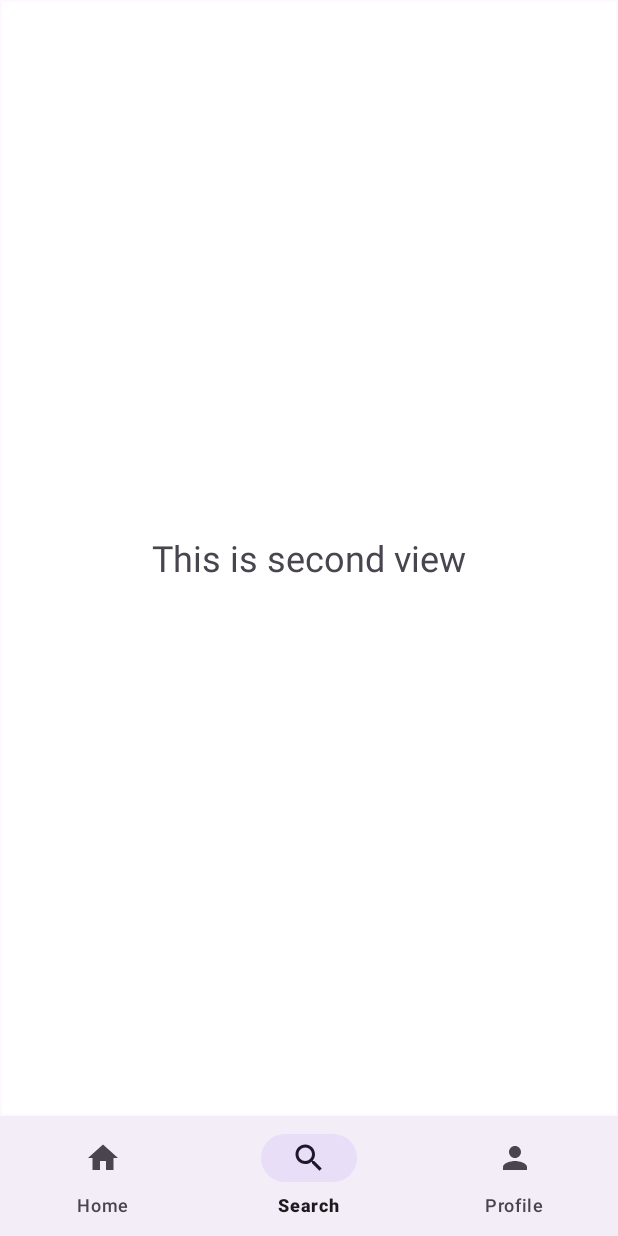
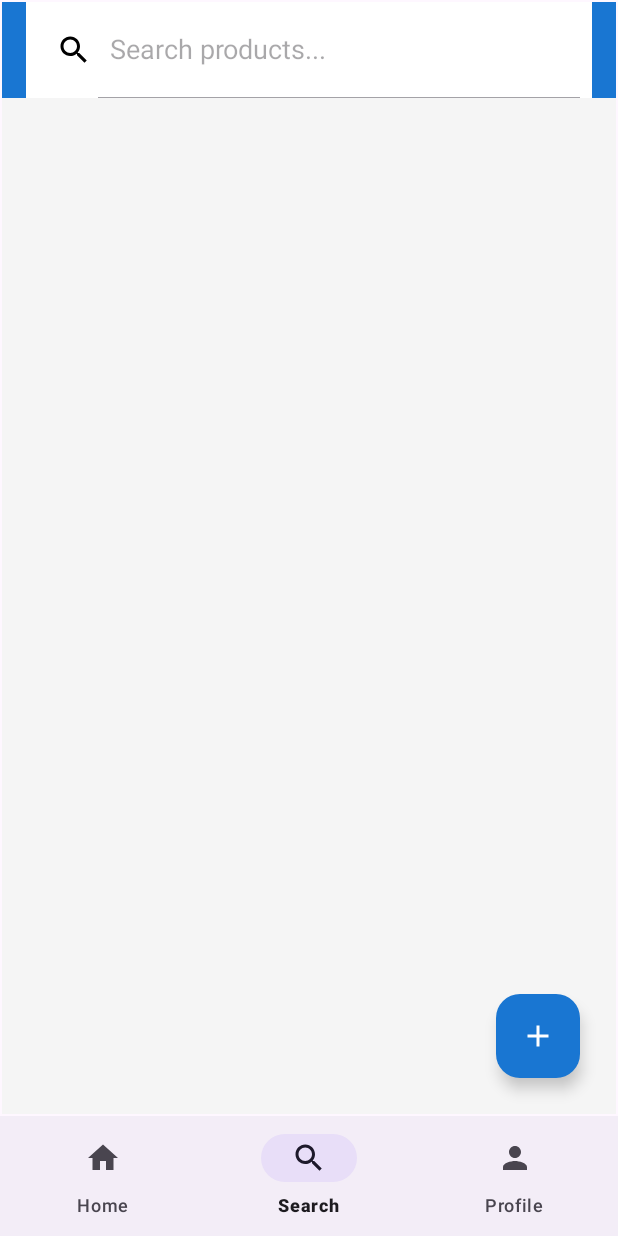
Before and after one commit to SarjakNEPAL/Aausadhi, an Android app: the FirstFragment screen opened directly, with no data from a screen before it, item 2 of the bottom bar chosen, on a phone screen of 412 x 824 dp. Run offline under Robolectric (Android 15) with nearby library versions, the phone set to English and light mode, and no system bars; our stand-ins replace Firebase (no records; nobody signed in at launch, a user with empty details on screens opened directly).

Commit message:
created search product fragment

```diff
--- a/app/src/main/java/com/example/aausadhi/repository/ProductRepository.kt
+++ b/app/src/main/java/com/example/aausadhi/repository/ProductRepository.kt
@@ -3,9 +3,10 @@ package com.example.aausadhi.repository
 import com.example.aausadhi.model.ProductModel
 
 interface ProductRepository {
-    fun addProduct(product: ProductModel, callback:(Boolean, String)->Unit)
-    fun updateProduct(id:String,data:MutableMap<String,Any>,callback: (Boolean, String) -> Unit)
-    fun deleteProduct(id:String,callback: (Boolean, String) -> Unit)
-    fun getProductById(id:String,callback: (ProductModel?, Boolean, String) -> Unit)
+    fun addProduct(product: ProductModel, callback: (Boolean, String) -> Unit)
+    fun updateProduct(id: String, data: MutableMap<String, Any>, callback: (Boolean, String) -> Unit)
+    fun deleteProduct(id: String, callback: (Boolean, String) -> Unit)
+    fun getProductById(id: String, callback: (ProductModel?, Boolean, String) -> Unit)
     fun getAllProducts(callback: (List<ProductModel>?, Boolean, String) -> Unit)
+    fun searchProducts(query: String, callback: (List<ProductModel>?, Boolean, String) -> Unit)
 }
--- a/app/src/main/java/com/example/aausadhi/ui/fragment/SecondFragment.kt
+++ b/app/src/main/java/com/example/aausadhi/ui/fragment/SecondFragment.kt
@@ -1,60 +1,71 @@
 package com.example.aausadhi.ui.fragment
 
 import android.os.Bundle
-import androidx.fragment.app.Fragment
+import android.text.Editable
+import android.text.TextWatcher
 import android.view.LayoutInflater
 import android.view.View
 import android.view.ViewGroup
-import com.example.aausadhi.R
+import androidx.core.view.ViewCompat
+import androidx.core.view.WindowInsetsCompat
+import androidx.fragment.app.Fragment
+import androidx.lifecycle.ViewModelProvider
+import androidx.recyclerview.widget.LinearLayoutManager
+import com.example.aausadhi.adapter.ProductAdapter
+import com.example.aausadhi.databinding.FragmentSecondBinding
+import com.example.aausadhi.repository.ProductRepositoryImpl
+import com.example.aausadhi.viewmodel.ProductViewModel
 
-// TODO: Rename parameter arguments, choose names that match
-// the fragment initialization parameters, e.g. ARG_ITEM_NUMBER
-private const val ARG_PARAM1 = "param1"
-private const val ARG_PARAM2 = "param2"
-
-/**
- * A simple [Fragment] subclass.
- * Use the [SecondFragment.newInstance] factory method to
- * create an instance of this fragment.
- */
 class SecondFragment : Fragment() {
-    // TODO: Rename and change types of parameters
-    private var param1: String? = null
-    private var param2: String? = null
-
-    override fun onCreate(savedInstanceState: Bundle?) {
-        super.onCreate(savedInstanceState)
-        arguments?.let {
-            param1 = it.getString(ARG_PARAM1)
-            param2 = it.getString(ARG_PARAM2)
-        }
-    }
+    private lateinit var binding: FragmentSecondBinding
+    private lateinit var productViewModel: ProductViewModel
+    private lateinit var adapter: ProductAdapter
 
     override fun onCreateView(
         inflater: LayoutInflater, container: ViewGroup?,
         savedInstanceState: Bundle?
-    ): View? {
-        // Inflate the layout for this fragment
-        return inflater.inflate(R.layout.fragment_second, container, false)
+    ): View {
+        binding = FragmentSecondBinding.inflate(inflater, container, false)
+        return binding.root
     }
 
-    companion object {
-        /**
-         * Use this factory method to create a new instance of
-         * this fragment using the provided parameters.
-         *
-         * @param param1 Parameter 1.
-         * @param param2 Parameter 2.
-         * @return A new instance of fragment SecondFragment.
-         */
-        // TODO: Rename and change types and number of parameters
-        @JvmStatic
-        fun newInstance(param1: String, param2: String) =
-            SecondFragment().apply {
-                arguments = Bundle().apply {
-                    putString(ARG_PARAM1, param1)
-                    putString(ARG_PARAM2, param2)
-                }
+    override fun onViewCreated(view: View, savedInstanceState: Bundle?) {
+        super.onViewCreated(view, savedInstanceState)
+
+        adapter = ProductAdapter(requireContext(), ArrayList())
+        binding.recyclerView.adapter = adapter
+        binding.recyclerView.layoutManager = LinearLayoutManager(requireContext())
+
+        val repo = ProductRepositoryImpl()
+        productViewModel = ProductViewModel(repo)
+        productViewModel.getAllProduct()
+
+        productViewModel.allProducts.observe(viewLifecycleOwner) { products ->
+            products?.let {
+                adapter.updateData(it)
             }
+        }
+
+        productViewModel.loadingState.observe(viewLifecycleOwner) { isLoading ->
+            binding.progressBar.visibility = if (isLoading) View.VISIBLE else View.GONE
+        }
+
+        binding.searchView.setOnQueryTextListener(object : androidx.appcompat.widget.SearchView.OnQueryTextListener {
+            override fun onQueryTextSubmit(query: String?): Boolean {
+                return false
+            }
+
+            override fun onQueryTextChange(newText: String?): Boolean {
+                val query = newText ?: ""
+                productViewModel.searchProducts(query)
+                return true
+            }
+        })
+
+        ViewCompat.setOnApplyWindowInsetsListener(binding.root) { v, insets ->
+            val systemBars = insets.getInsets(WindowInsetsCompat.Type.systemBars())
+            v.setPadding(systemBars.left, systemBars.top, systemBars.right, systemBars.bottom)
+            insets
+        }
     }
 }
--- a/app/src/main/java/com/example/aausadhi/viewmodel/ProductViewModel.kt
+++ b/app/src/main/java/com/example/aausadhi/viewmodel/ProductViewModel.kt
@@ -1,46 +1,58 @@
 package com.example.aausadhi.viewmodel
 
 import androidx.lifecycle.MutableLiveData
+import androidx.lifecycle.ViewModel
 import com.example.aausadhi.model.ProductModel
 import com.example.aausadhi.repository.ProductRepository
 
-class ProductViewModel (val repo: ProductRepository){
+class ProductViewModel(private val repo: ProductRepository) : ViewModel() {
 
-    fun addProduct(product: ProductModel, callback:(Boolean, String)->Unit){
-        repo.addProduct(product,callback)
-    }
-    fun updateProduct(id:String,data:MutableMap<String,Any>,callback: (Boolean, String) -> Unit){
-        repo.updateProduct(id,data,callback)
-    }
-    fun deleteProduct(id:String,callback: (Boolean, String) -> Unit){
-        repo.deleteProduct(id,callback)
-    }
-    var _products = MutableLiveData<ProductModel?>()
-    var products = MutableLiveData<ProductModel?>()
+    private val _products = MutableLiveData<ProductModel?>()
+    val products: MutableLiveData<ProductModel?>
         get() = _products
 
-    var _allProducts = MutableLiveData<List<ProductModel>?>()
-    var allProducts = MutableLiveData<List<ProductModel>?>()
+    private val _allProducts = MutableLiveData<List<ProductModel>?>()
+    val allProducts: MutableLiveData<List<ProductModel>?>
         get() = _allProducts
 
+    private val _loadingState = MutableLiveData<Boolean>()
+    val loadingState: MutableLiveData<Boolean>
+        get() = _loadingState
 
-    fun getProductById(productId:String){
-        repo.getProductById(productId){
-                product,success,message->
-            if(success){
+    fun addProduct(product: ProductModel, callback: (Boolean, String) -> Unit) {
+        repo.addProduct(product, callback)
+    }
+
+    fun updateProduct(id: String, data: MutableMap<String, Any>, callback: (Boolean, String) -> Unit) {
+        repo.updateProduct(id, data, callback)
+    }
+
+    fun deleteProduct(id: String, callback: (Boolean, String) -> Unit) {
+        repo.deleteProduct(id, callback)
+    }
+
+    fun getProductById(productId: String) {
+        repo.getProductById(productId) { product, success, _ ->
+            if (success) {
                 _products.value = product
             }
         }
     }
 
-    var _loadingState= MutableLiveData<Boolean>() /// make variable for particular variable
-    var loadingState= MutableLiveData<Boolean>()
-        get()=_loadingState
-    fun getAllProduct(){
+    fun getAllProduct() {
         _loadingState.value = true
-        repo.getAllProducts(){
-                products, success, message ->
-            if(success){
+        repo.getAllProducts { products, success, _ ->
+            if (success) {
+                _allProducts.value = products
+                _loadingState.value = false
+            }
+        }
+    }
+
+    fun searchProducts(query: String) {
+        _loadingState.value = true
+        repo.searchProducts(query) { products, success, _ ->
+            if (success) {
                 _allProducts.value = products
                 _loadingState.value = false
             }
--- a/app/src/main/res/layout/fragment_second.xml
+++ b/app/src/main/res/layout/fragment_second.xml
@@ -1,20 +1,87 @@
 <?xml version="1.0" encoding="utf-8"?>
-<LinearLayout xmlns:android="http://schemas.android.com/apk/res/android"
+<androidx.constraintlayout.widget.ConstraintLayout xmlns:android="http://schemas.android.com/apk/res/android"
+    xmlns:app="http://schemas.android.com/apk/res-auto"
     xmlns:tools="http://schemas.android.com/tools"
+    android:id="@+id/main"
     android:layout_width="match_parent"
     android:layout_height="match_parent"
-    tools:context=".ui.fragment.FirstFragment"
-    android:orientation="vertical"
-    android:gravity="center"
-    android:background="@color/white"
-    >
-    <TextView
+    android:background="@color/background_color"
+    tools:context=".ui.fragment.SecondFragment">
+
+    <com.google.android.material.appbar.MaterialToolbar
+        android:id="@+id/toolbar"
+        android:layout_width="match_parent"
+        android:layout_height="?attr/actionBarSize"
+        android:background="@color/colorPrimary"
+        android:elevation="4dp"
+        app:layout_constraintTop_toTopOf="parent">
+
+        <androidx.appcompat.widget.SearchView
+            android:id="@+id/searchView"
+            android:layout_width="match_parent"
+            android:layout_height="match_parent"
+            android:layout_marginEnd="16dp"
+            android:background="@android:color/white"
+            android:focusable="true"
+            android:focusableInTouchMode="true"
+            app:iconifiedByDefault="false"
+            app:queryHint="Search products..."
+            app:searchIcon="@drawable/baseline_search_24" />
+
+    </com.google.android.material.appbar.MaterialToolbar>
+
+    <androidx.recyclerview.widget.RecyclerView
+        android:id="@+id/recyclerView"
+        android:layout_width="0dp"
+        android:layout_height="0dp"
+        android:clipToPadding="false"
+        android:paddingBottom="80dp"
+        android:paddingTop="8dp"
+        android:paddingHorizontal="8dp"
+        app:layout_constraintBottom_toBottomOf="parent"
+        app:layout_constraintEnd_toEndOf="parent"
+        app:layout_constraintStart_toStartOf="parent"
+        app:layout_constraintTop_toBottomOf="@id/toolbar"
+        tools:listitem="@layout/sample_product" />
+
+    <com.google.android.material.floatingactionbutton.FloatingActionButton
+        android:id="@+id/addProductButton"
         android:layout_width="wrap_content"
         android:layout_height="wrap_content"
-        android:text="This is second view"
-        android:layout_gravity="center"
-        android:textFontWeight="1000"
-        android:textSize="24sp"
-        />
+        android:layout_margin="24dp"
+        android:clickable="true"
+        android:focusable="true"
+        android:contentDescription="@string/add_product"
+        app:layout_constraintBottom_toBottomOf="parent"
+        app:layout_constraintEnd_toEndOf="parent"
+        app:srcCompat="@drawable/baseline_add_24"
+        app:tint="@color/white"
+        app:backgroundTint="@color/colorPrimary"
+        app:elevation="6dp" />
 
-</LinearLayout>
+    <ProgressBar
+        android:id="@+id/progressBar"
+        style="?android:attr/progressBarStyle"
+        android:layout_width="wrap_content"
+        android:layout_height="wrap_content"
+        android:visibility="gone"
+        android:indeterminateTint="@color/colorPrimary"
+        app:layout_constraintBottom_toBottomOf="parent"
+        app:layout_constraintEnd_toEndOf="parent"
+        app:layout_constraintStart_toStartOf="parent"
+        app:layout_constraintTop_toTopOf="parent" />
+
+    <TextView
+        android:id="@+id/emptyStateText"
+        android:layout_width="wrap_content"
+        android:layout_height="wrap_content"
+        android:text="@string/no_products_yet"
+        android:textSize="16sp"
+        android:visibility="gone"
+        android:textColor="@color/text_secondary"
+        app:layout_constraintBottom_toBottomOf="parent"
+        app:layout_constraintEnd_toEndOf="parent"
+        app:layout_constraintStart_toStartOf="parent"
+        app:layout_constraintTop_toTopOf="parent" />
+
+</androidx.constraintlayout.widget.ConstraintLayout>
```
Also changed, not shown: app/src/main/java/com/example/aausadhi/adapter/SearchProductAdapter.kt (added, +52 -0 lines), app/src/main/java/com/example/aausadhi/repository/ProductRepositoryImpl.kt (+47 -46 lines), app/src/main/java/com/example/aausadhi/ui/fragment/ProfileFragment.kt (+5 -3 lines), app/src/main/java/com/example/aausadhi/viewmodel/UserViewModel.kt (+6 -10 lines), app/src/main/res/layout/fragment_profile.xml (+3 -35 lines).
